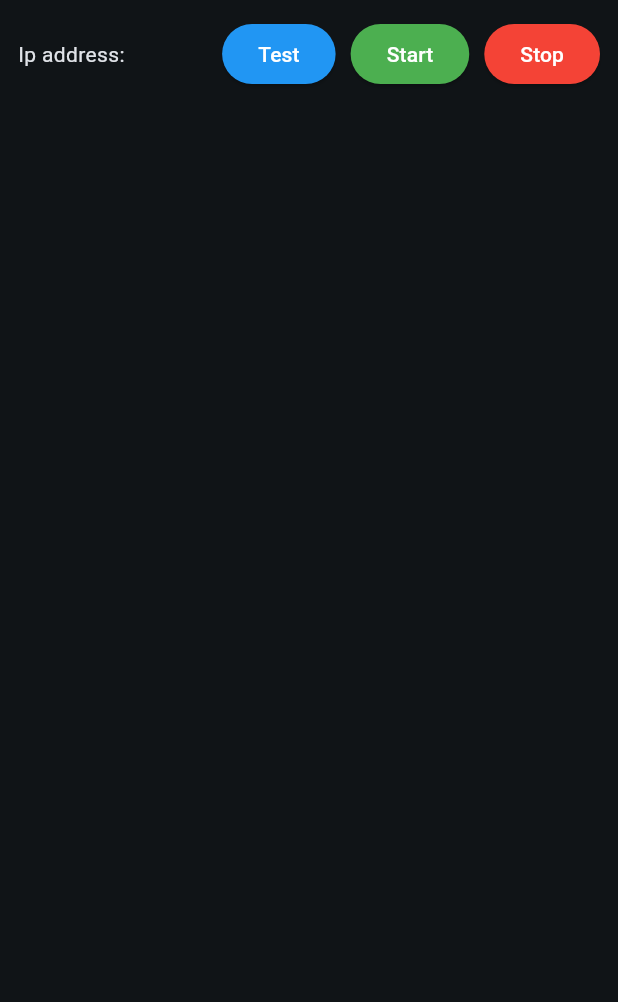
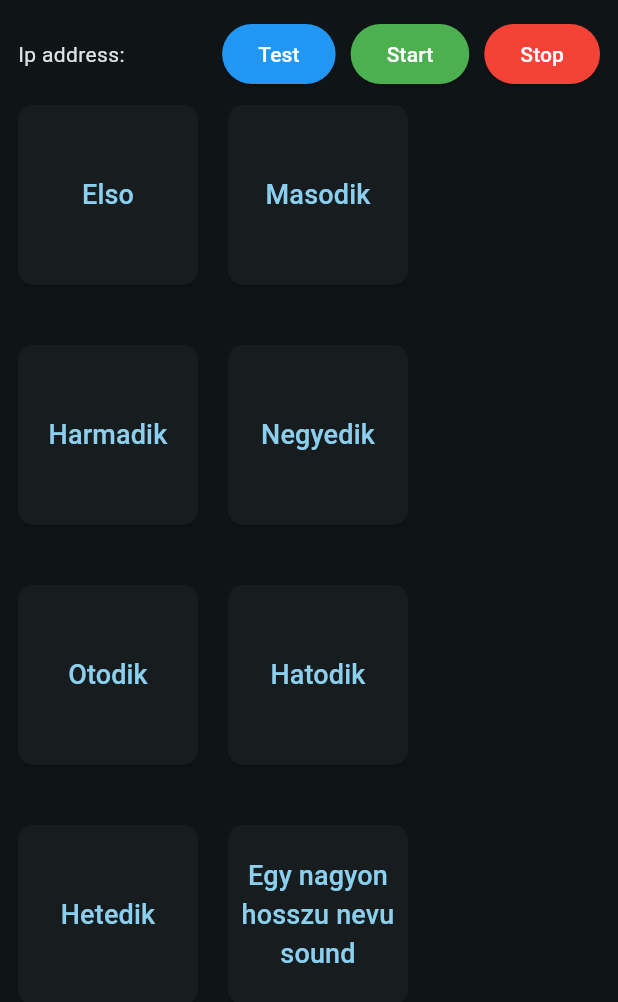
Before and after one commit to BatoBalint/Soundboard, a Flutter app: the screen it shows after launch, on a phone screen of 412 x 824 dp. Shown: the top 1002 px of the screen. Run offline on Flutter 3.47's test engine with Material 2 defaults, Android fonts, the phone set to English and light mode, and no system bars; missing offline and left inert: network_info_plus.

Commit message:
soundButton widget design v0.1

```diff
--- a/soundboard_desktop/lib/main.dart
+++ b/soundboard_desktop/lib/main.dart
@@ -11,10 +11,10 @@ class MyApp extends StatelessWidget {
   @override
   Widget build(BuildContext context) {
     return MaterialApp(
-      title: 'Flutter Demo',
+      title: 'Orange Soundboard',
       theme: ThemeData(
         colorScheme: ColorScheme.fromSeed(
-            seedColor: Colors.lightBlue, brightness: Brightness.dark),
+            seedColor: Colors.blueGrey, brightness: Brightness.dark),
         useMaterial3: true,
       ),
       debugShowCheckedModeBanner: false,
--- a/soundboard_desktop/lib/pages/test_page.dart
+++ b/soundboard_desktop/lib/pages/test_page.dart
@@ -4,6 +4,7 @@ import 'dart:typed_data';
 
 import 'package:flutter/material.dart';
 import 'package:soundboard_desktop/classes/server.dart';
+import 'package:soundboard_desktop/widgets/sound_button.dart';
 
 class TestPage extends StatefulWidget {
   const TestPage({super.key});
@@ -59,6 +60,21 @@ class _TestPageState extends State<TestPage> {
                     stopButton(),
                   ],
                 ),
+              ],
+            ),
+            spacer(),
+            const Wrap(
+              spacing: 20,
+              runSpacing: 40,
+              children: [
+                SoundButton(title: "Elso"),
+                SoundButton(title: "Masodik"),
+                SoundButton(title: "Harmadik"),
+                SoundButton(title: "Negyedik"),
+                SoundButton(title: "Otodik"),
+                SoundButton(title: "Hatodik"),
+                SoundButton(title: "Hetedik"),
+                SoundButton(title: "Egy nagyon hosszu nevu sound"),
               ],
             ),
             Expanded(
--- /dev/null
+++ b/soundboard_desktop/lib/widgets/sound_button.dart
@@ -0,0 +1,39 @@
+import 'package:flutter/material.dart';
+
+class SoundButton extends StatefulWidget {
+  const SoundButton({super.key, required this.title});
+
+  final String title;
+
+  @override
+  State<SoundButton> createState() => _SoundButtonState();
+}
+
+class _SoundButtonState extends State<SoundButton> {
+  @override
+  Widget build(BuildContext context) {
+    return ElevatedButton(
+      style: ElevatedButton.styleFrom(
+        shape: RoundedRectangleBorder(
+          borderRadius: BorderRadius.circular(10),
+        ),
+        padding: const EdgeInsets.all(0),
+      ),
+      onPressed: () {},
+      child: SizedBox(
+        width: 120,
+        height: 120,
+        child: Center(
+          child: Container(
+            alignment: Alignment.center,
+            child: Text(
+              widget.title,
+              textAlign: TextAlign.center,
+              style: const TextStyle(fontSize: 18),
+            ),
+          ),
+        ),
+      ),
+    );
+  }
+}
```
